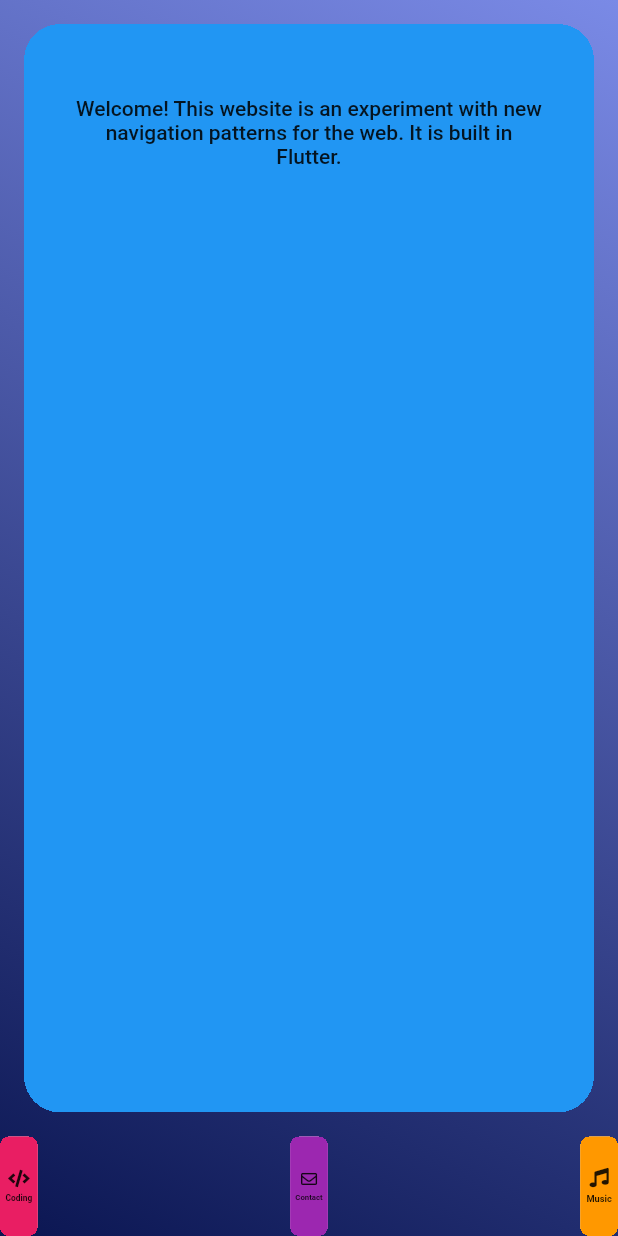
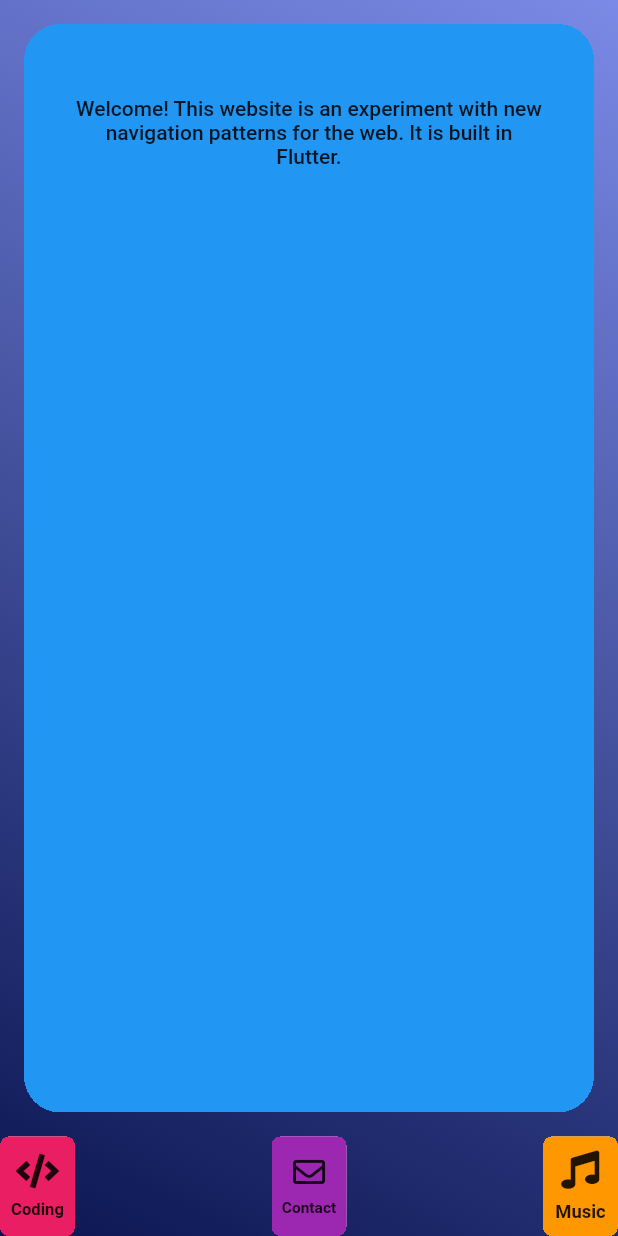
Before and after one commit to richardnd5/flutter-website, a Flutter app: the screen it shows after launch, after a tap on "About", on a phone screen of 412 x 824 dp. Run offline on Flutter 3.47's test engine with Material 2 defaults, Android fonts, the phone set to English and light mode, and no system bars; our stand-ins replace font_awesome_flutter, url_strategy; missing offline and left inert: dart:js.

Commit message:
set a limit to 50 for small size home page icons

```diff
--- a/lib/views/pages/coding/coding_page.dart
+++ b/lib/views/pages/coding/coding_page.dart
@@ -1,7 +1,5 @@
 import 'package:flutter/material.dart';
-import 'package:flutter_website/views/components/inner_page_container.dart';
 import 'package:flutter_website/views/pages/home/home_page_view_model.dart';
-import 'package:font_awesome_flutter/font_awesome_flutter.dart';
 
 import 'components/icon_text_button.dart';
 
@@ -20,6 +18,12 @@ final csa = CodingOption(
   asset: 'assets/images/CSA.jpg',
   label: "Carl's Sporting Adventure",
 );
+
+final optionList = [
+  sStories,
+  csa,
+  gitHub,
+];
 
 class CodingOption {
   CodingOption({
@@ -42,20 +46,7 @@ class CodingPage extends StatefulWidget {
 class _CodingPageState extends State<CodingPage> {
   final pageType = PageType.coding;
 
-  var optionList = [
-    sStories,
-    csa,
-    gitHub,
-    sStories,
-    csa,
-    gitHub,
-    sStories,
-    csa,
-    gitHub,
-  ];
-
   Widget build(BuildContext context) {
-    var size = MediaQuery.of(context).size;
     return GridView.builder(
       gridDelegate: SliverGridDelegateWithFixedCrossAxisCount(
         crossAxisCount: 3,
@@ -71,37 +62,5 @@ class _CodingPageState extends State<CodingPage> {
         );
       },
     );
-    // return LayoutBuilder(
-    //   builder: (context, constraints) {
-    //     double imageSize =
-    //         constraints.maxWidth / 6 >= 120 ? 120 : constraints.maxWidth / 6;
-    //     return InnerPageContainer(
-    //       child: ListView(
-    //         children: [
-    //           Center(child: FaIcon(FontAwesomeIcons.code)),
-    //           SizedBox(height: 32),
-    //           GridView.builder(
-    //             // mainAxisAlignment: MainAxisAlignment.spaceEvenly,
-    //             // crossAxisAlignment: CrossAxisAlignment.start,
-    //             gridDelegate: const SliverGridDelegateWithMaxCrossAxisExtent(
-    //                 maxCrossAxisExtent: 200,
-    //                 childAspectRatio: 1,
-    //                 crossAxisSpacing: 20,
-    //                 mainAxisSpacing: 20),
-    //             itemCount: optionList.length,
-    //             itemBuilder: (_, index) {
-    //               return IconTextButton(
-    //                 imageSize: 60,
-    //                 assetPath: optionList[index].asset,
-    //                 label: optionList[index].label,
-    //                 onTap: () => launchURL(optionList[index].url),
-    //               );
-    //             },
-    //           ),
-    //         ],
-    //       ),
-    //     );
-    //   },
-    // );
   }
 }
--- a/lib/views/pages/home/components/home_page_expanding_cell.dart
+++ b/lib/views/pages/home/components/home_page_expanding_cell.dart
@@ -57,9 +57,9 @@ class HomePageExpandingCell extends StatelessWidget {
         child: AnimatedPadding(
           duration: HomePageViewModel.animDuration,
           curve: HomePageViewModel.curve,
-          padding: EdgeInsets.all(watched.selectedPage == null || !typeSelected
-              ? 0
-              : selectedPadding),
+          padding: EdgeInsets.all(
+            watched.selectedPage == null || !typeSelected ? 0 : selectedPadding,
+          ),
           child: AnimatedContainer(
             duration: HomePageViewModel.animDuration,
             curve: HomePageViewModel.curve,
@@ -75,22 +75,12 @@ class HomePageExpandingCell extends StatelessWidget {
               ),
             ),
             clipBehavior: Clip.hardEdge,
-            width: watched.selectedPage == null
-                ? size.width / 2
-                : (size.width * (typeSelected ? largeWidth : smallPercent)) >
-                        maxWidth
-                    ? maxWidth - selectedPadding
-                    : (size.width *
-                            (typeSelected ? largeWidth : smallPercent)) -
-                        selectedPadding,
-            height: watched.selectedPage == null
-                ? size.height / 2
-                : (size.height * (typeSelected ? largeHeight : smallPercent)) >
-                        maxHeight
-                    ? maxHeight - selectedPadding
-                    : (size.height *
-                            (typeSelected ? largeHeight : smallPercent)) -
-                        selectedPadding,
+            width: _getWidths(watched, size, typeSelected) <= 50
+                ? 50
+                : _getWidths(watched, size, typeSelected),
+            height: _getHeights(watched, size, typeSelected) <= 50
+                ? 50
+                : _getHeights(watched, size, typeSelected),
             child: Material(
               child: Container(
                 color: type.getPageColor(),
@@ -151,6 +141,25 @@ class HomePageExpandingCell extends StatelessWidget {
     );
   }
 
+  double _getHeights(HomePageViewModel watched, Size size, bool typeSelected) {
+    return (watched.selectedPage == null
+        ? size.height / 2
+        : (size.height * (typeSelected ? largeHeight : smallPercent)) >
+                maxHeight
+            ? maxHeight - selectedPadding
+            : (size.height * (typeSelected ? largeHeight : smallPercent)) -
+                selectedPadding);
+  }
+
+  double _getWidths(HomePageViewModel watched, Size size, bool typeSelected) {
+    return watched.selectedPage == null
+        ? size.width / 2
+        : (size.width * (typeSelected ? largeWidth : smallPercent)) > maxWidth
+            ? maxWidth - selectedPadding
+            : (size.width * (typeSelected ? largeWidth : smallPercent)) -
+                selectedPadding;
+  }
+
   Alignment _getDeselectedAlignment(PageType selectedPage) {
     switch (type) {
       case PageType.about:
```
Also changed, not shown: 1 other file.
